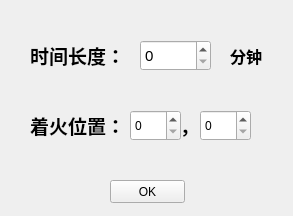
xiaoqingcai99/firelab, file ui/timeinsert.ui: the form before one commit.
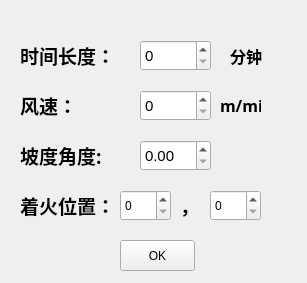
The form after the commit.

The edit to the form file:
```diff
--- a/ui/timeinsert.ui
+++ b/ui/timeinsert.ui
@@ -6,8 +6,8 @@
    <rect>
     <x>0</x>
     <y>0</y>
-    <width>293</width>
-    <height>216</height>
+    <width>307</width>
+    <height>283</height>
    </rect>
   </property>
   <property name="windowTitle">
@@ -16,7 +16,7 @@
   <widget class="QLabel" name="label">
    <property name="geometry">
     <rect>
-     <x>30</x>
+     <x>20</x>
      <y>40</y>
      <width>101</width>
      <height>31</height>
@@ -58,10 +58,10 @@
   <widget class="QPushButton" name="pushButton">
    <property name="geometry">
     <rect>
-     <x>110</x>
-     <y>180</y>
+     <x>120</x>
+     <y>240</y>
      <width>75</width>
-     <height>23</height>
+     <height>31</height>
     </rect>
    </property>
    <property name="text">
@@ -86,8 +86,8 @@
   <widget class="QLabel" name="label_3">
    <property name="geometry">
     <rect>
-     <x>30</x>
-     <y>110</y>
+     <x>20</x>
+     <y>190</y>
      <width>101</width>
      <height>31</height>
     </rect>
@@ -107,8 +107,8 @@
   <widget class="QSpinBox" name="positionx">
    <property name="geometry">
     <rect>
-     <x>130</x>
-     <y>110</y>
+     <x>120</x>
+     <y>190</y>
      <width>51</width>
      <height>31</height>
     </rect>
@@ -117,8 +117,8 @@
   <widget class="QSpinBox" name="positiony">
    <property name="geometry">
     <rect>
-     <x>200</x>
-     <y>110</y>
+     <x>210</x>
+     <y>190</y>
      <width>51</width>
      <height>31</height>
     </rect>
@@ -128,7 +128,7 @@
    <property name="geometry">
     <rect>
      <x>180</x>
-     <y>110</y>
+     <y>190</y>
      <width>31</width>
      <height>31</height>
     </rect>
@@ -145,6 +145,108 @@
     <string>，</string>
    </property>
   </widget>
+  <widget class="QLabel" name="label_5">
+   <property name="geometry">
+    <rect>
+     <x>220</x>
+     <y>90</y>
+     <width>41</width>
+     <height>31</height>
+    </rect>
+   </property>
+   <property name="font">
+    <font>
+     <family>Agency FB</family>
+     <pointsize>12</pointsize>
+     <weight>75</weight>
+     <bold>true</bold>
+    </font>
+   </property>
+   <property name="text">
+    <string>m/min</string>
+   </property>
+  </widget>
+  <widget class="QLabel" name="label_6">
+   <property name="geometry">
+    <rect>
+     <x>20</x>
+     <y>90</y>
+     <width>101</width>
+     <height>31</height>
+    </rect>
+   </property>
+   <property name="font">
+    <font>
+     <family>Agency FB</family>
+     <pointsize>14</pointsize>
+     <weight>75</weight>
+     <bold>true</bold>
+    </font>
+   </property>
+   <property name="text">
+    <string>风速：</string>
+   </property>
+  </widget>
+  <widget class="QSpinBox" name="spin_wind">
+   <property name="geometry">
+    <rect>
+     <x>140</x>
+     <y>90</y>
+     <width>71</width>
+     <height>31</height>
+    </rect>
+   </property>
+   <property name="font">
+    <font>
+     <pointsize>11</pointsize>
+    </font>
+   </property>
+  </widget>
+  <widget class="QLabel" name="label_7">
+   <property name="geometry">
+    <rect>
+     <x>20</x>
+     <y>140</y>
+     <width>101</width>
+     <height>31</height>
+    </rect>
+   </property>
+   <property name="font">
+    <font>
+     <family>Agency FB</family>
+     <pointsize>14</pointsize>
+     <weight>75</weight>
+     <bold>true</bold>
+    </font>
+   </property>
+   <property name="text">
+    <string>坡度角度:</string>
+   </property>
+  </widget>
+  <widget class="QDoubleSpinBox" name="spin_angle">
+   <property name="geometry">
+    <rect>
+     <x>140</x>
+     <y>140</y>
+     <width>71</width>
+     <height>31</height>
+    </rect>
+   </property>
+   <property name="font">
+    <font>
+     <pointsize>11</pointsize>
+    </font>
+   </property>
+   <property name="cursor">
+    <cursorShape>IBeamCursor</cursorShape>
+   </property>
+   <property name="focusPolicy">
+    <enum>Qt::StrongFocus</enum>
+   </property>
+   <property name="toolTipDuration">
+    <number>0</number>
+   </property>
+  </widget>
  </widget>
  <resources/>
  <connections/>
```
